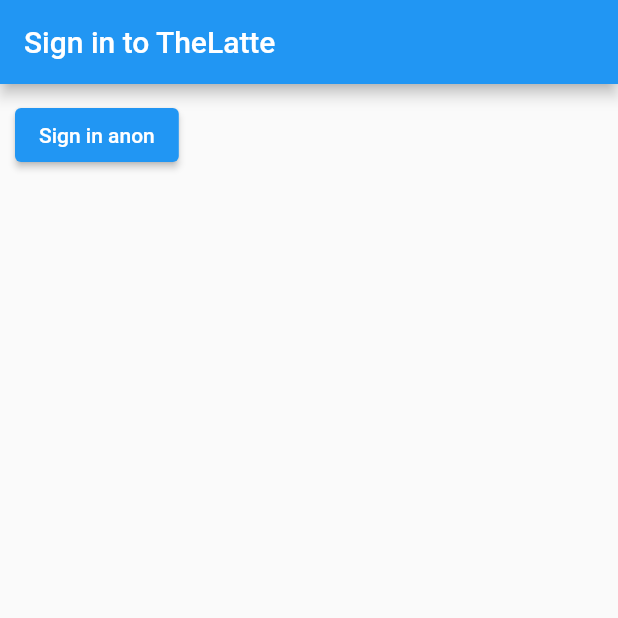
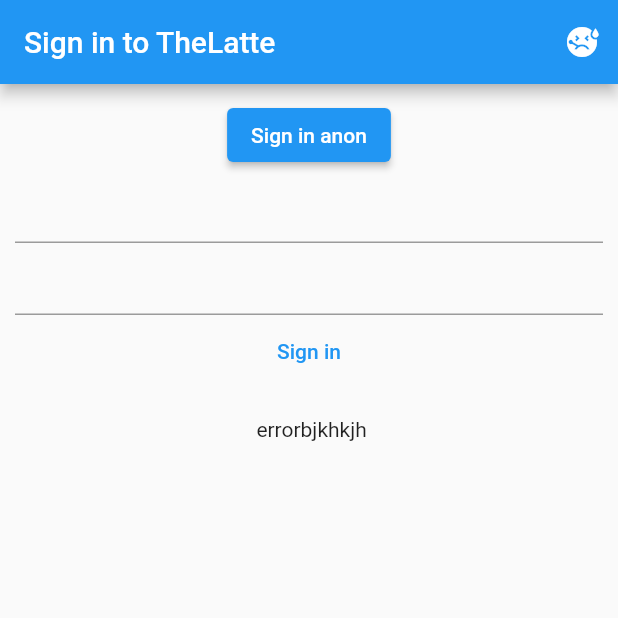
Before and after one commit to Tanay-Gupta/thelatte, a Flutter app: the screen it shows after launch, after a tap on "Sign in anon", on a phone screen of 412 x 824 dp, the top half of it. Run offline on Flutter 3.47's test engine with Material 2 defaults, Android fonts, the phone set to English and light mode, and no system bars; our stand-ins replace firebase_auth, firebase_core; accounts and stored records are empty; network calls fail.

Commit message:
added  register and sign in using email

```diff
--- a/lib/models/user.dart
+++ b/lib/models/user.dart
@@ -1,7 +1,5 @@
 class UserData {
-
   final String? uid;
-
-  UserData({ this.uid });
-
+  final String? email;
+  UserData({this.uid, this.email});
 }
--- a/lib/screens/authenticate/authenticate.dart
+++ b/lib/screens/authenticate/authenticate.dart
@@ -1,10 +1,28 @@
 import 'package:flutter/material.dart';
+import 'package:thelatte/screens/authenticate/register.dart';
 import 'package:thelatte/screens/authenticate/sign_in.dart';
-class Authenticate extends StatelessWidget {
-  const Authenticate({ Key? key }) : super(key: key);
+
+class Authenticate extends StatefulWidget {
+  const Authenticate({Key? key}) : super(key: key);
+
+  @override
+  State<Authenticate> createState() => _AuthenticateState();
+}
+
+class _AuthenticateState extends State<Authenticate> {
+  bool showSignIn = true;
+  void toggleView() {
+    setState(() => showSignIn = !showSignIn);
+  }
 
   @override
   Widget build(BuildContext context) {
-    return SignIn();
+    return showSignIn == true
+        ? SignIn(
+            toggleview: toggleView,
+          )
+        : Register(
+            toggleview: toggleView,
+          );
   }
 }
--- a/lib/screens/authenticate/sign_in.dart
+++ b/lib/screens/authenticate/sign_in.dart
@@ -3,45 +3,97 @@
 import 'package:thelatte/services/auth.dart';
 
 class SignIn extends StatefulWidget {
-  const SignIn({ Key? key }) : super(key: key);
+  final Function toggleview;
+  const SignIn({Key? key, required this.toggleview}) : super(key: key);
 
   @override
   _SignInState createState() => _SignInState();
 }
 
 class _SignInState extends State<SignIn> {
+  String email = '';
+  String pass = '';
+  String error = '';
 
-
-   final AuthServices _auth =AuthServices();
+  final AuthServices _auth = AuthServices();
+  final _formkey = GlobalKey<FormState>();
   @override
   Widget build(BuildContext context) {
     return Scaffold(
-
-      appBar: AppBar(title: Text("Sign in to TheLatte"),),
+      appBar: AppBar(
+        title: Text("Sign in to TheLatte"),
+        actions: [
+          IconButton(
+              onPressed: () {
+                widget.toggleview();
+              },
+              icon: Icon(Icons.sick))
+        ],
+      ),
       body: Container(
-
           padding: EdgeInsets.all(10),
-        child: ElevatedButton(onPressed: ()async{
-
-
-         dynamic result=await  _auth.signInAnon();
-         if(result!=null)
-         {
+          child: Form(
+            key: _formkey,
+            child: Column(
+              children: [
+                ElevatedButton(
+                    onPressed: () async {
+                      dynamic result = await _auth.signInAnon();
+                      if (result != null) {
                         print("sign in");
 
                         print(result.uid);
-
-
-         }
-         else{
+                      } else {
                         print("sign failed");
                         print(result);
                       }
-
-
                     },
                     child: Text("Sign in anon")),
+                TextFormField(validator: (value) {
+                  if (value!.isEmpty) {
+                    return ("Enter an email");
+                  } else {
+                    return null;
+                  }
+                }, onChanged: (value) {
+                  setState(() {
+                    email = value;
+                  });
+                }),
+                TextFormField(validator: (value) {
+                  if (value!.isEmpty) {
+                    return ("Enter the password");
+                  } else {
+                    return null;
+                  }
+                }, onChanged: (value) {
+                  setState(() {
+                    pass = value;
+                  });
+                }),
+                TextButton(
+                    onPressed: () {
+                      print(email);
+                      print(pass);
+
+                      if (_formkey.currentState!.validate()) {
+                        dynamic result =
+                            _auth.SignInWithEmailAndPassword(email, pass);
+                        if (result == null) {
+                          setState(() {
+                            error = "Wrong password";
+                          });
+                        }
+                      }
+                    },
+                    child: Text("Sign in")),
+                SizedBox(
+                  height: 20,
                 ),
+                Text("$error errorbjkhkjh")
+              ],
+            ),
+          )),
     );
   }
 }
```
Also changed, not shown: lib/screens/authenticate/register.dart (added, +77 -0 lines), lib/screens/home/homepage.dart (+17 -21 lines), lib/services/auth.dart (+48 -27 lines). Lines whose indentation alone changed are shown as unchanged.
